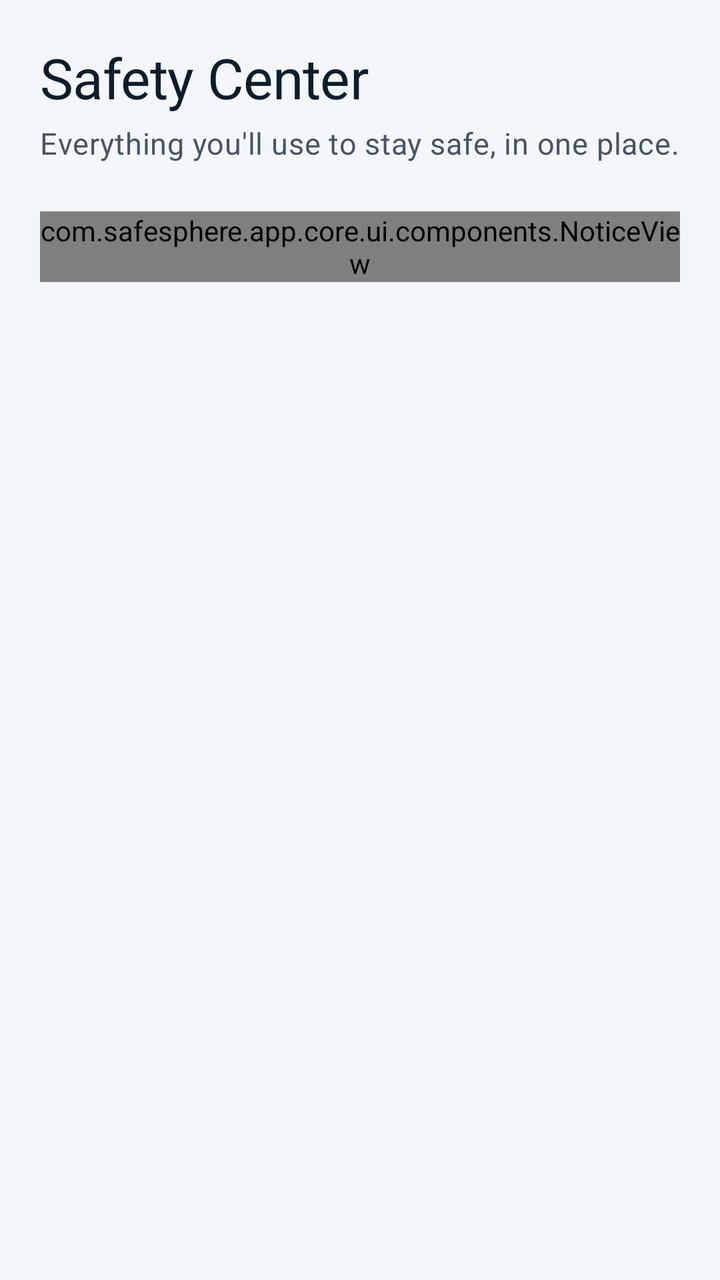
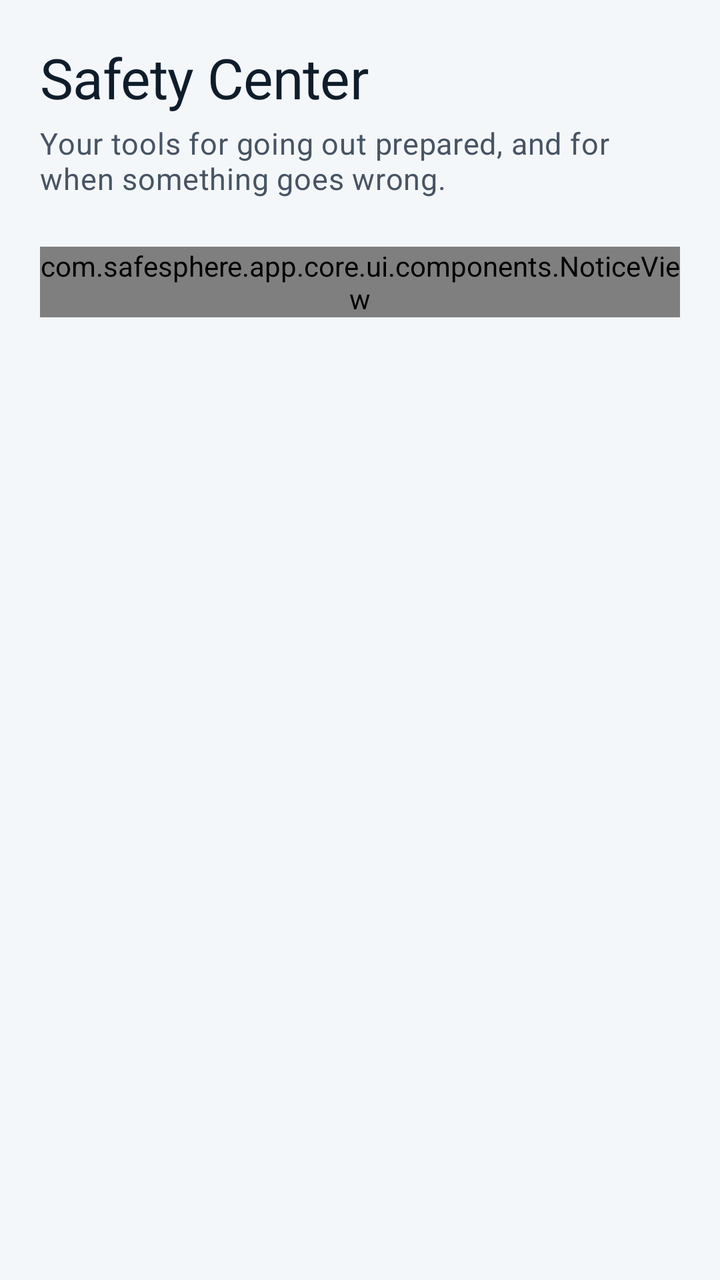

Screens rendered from an Android XML layout before and after an edit, with the pre-edit source and the edit as a unified diff.
<!-- AndroidManifest.xml: application theme Theme.SafeSphere -->
<!-- res/layout/fragment_safety.xml -->
<?xml version="1.0" encoding="utf-8"?>
<androidx.core.widget.NestedScrollView xmlns:android="http://schemas.android.com/apk/res/android"
    xmlns:app="http://schemas.android.com/apk/res-auto"
    android:layout_width="match_parent"
    android:layout_height="match_parent"
    android:fillViewport="true">

    <LinearLayout
        android:layout_width="match_parent"
        android:layout_height="wrap_content"
        android:orientation="vertical"
        android:padding="@dimen/screen_padding">

        <LinearLayout
            android:id="@+id/headerBlock"
            android:layout_width="match_parent"
            android:layout_height="wrap_content"
            android:orientation="vertical">

            <TextView
                android:layout_width="match_parent"
                android:layout_height="wrap_content"
                android:accessibilityHeading="true"
                android:text="@string/safety_center_title"
                android:textAppearance="@style/TextAppearance.SafeSphere.ScreenTitle" />

            <TextView
                android:layout_width="match_parent"
                android:layout_height="wrap_content"
                android:layout_marginTop="@dimen/space_xs"
                android:text="@string/safety_center_subtitle"
                android:textAppearance="@style/TextAppearance.SafeSphere.Body" />
        </LinearLayout>

        
        <com.safesphere.app.core.ui.components.NoticeView
            android:id="@+id/previewNotice"
            android:layout_width="match_parent"
            android:layout_height="wrap_content"
            android:layout_marginTop="@dimen/space_lg"
            app:noticeText="@string/safety_center_notice"
            app:noticeType="warning" />

        <androidx.recyclerview.widget.RecyclerView
            android:id="@+id/featureList"
            android:layout_width="match_parent"
            android:layout_height="wrap_content"
            android:layout_marginTop="@dimen/space_md"
            android:nestedScrollingEnabled="false"
            app:layoutManager="androidx.recyclerview.widget.LinearLayoutManager" />
    </LinearLayout>
</androidx.core.widget.NestedScrollView>
<!-- resources referenced by this layout -->
<resources>
  <dimen name="screen_padding">20dp</dimen>
  <dimen name="space_lg">24dp</dimen>
  <dimen name="space_md">16dp</dimen>
  <dimen name="space_xs">4dp</dimen>
  <string name="safety_center_notice">Your Safety Circle, a manual SOS session and Safe Walk check-ins are available. Your location is saved to your own records. Your Safety Circle is texted only if you switch on automatic SMS. SafeSphere never contacts emergency services: in an emergency, call 112 or your local emergency number.</string>
  <string name="safety_center_subtitle">Everything you\'ll use to stay safe, in one place.</string>
  <string name="safety_center_title">Safety Center</string>
  <style name="TextAppearance.SafeSphere.Body" parent="TextAppearance.Material3.BodyMedium">
          <item name="android:textSize">15sp</item>
          <item name="android:textColor">?attr/colorOnSurfaceVariant</item>
      </style>
  <style name="Theme.SafeSphere" parent="Base.Theme.SafeSphere" />
  <color name="ss_primary">#0E7C86</color>
  <color name="ss_on_primary">#FFFFFF</color>
  <color name="ss_primary_container">#CDEEEC</color>
  <color name="ss_on_primary_container">#00363B</color>
  <color name="ss_secondary">#3A5573</color>
  <color name="ss_on_secondary">#FFFFFF</color>
  <color name="ss_secondary_container">#E3E9F0</color>
  <color name="ss_on_secondary_container">#1B2B3D</color>
  <color name="ss_surface">#F4F7FA</color>
  <color name="ss_on_surface">#0F1D2B</color>
  <color name="ss_surface_variant">#E2E8EE</color>
  <color name="ss_on_surface_variant">#475463</color>
  <color name="ss_outline">#7A8794</color>
  <color name="ss_outline_variant">#D3DBE3</color>
  <color name="ss_surface_container_lowest">#FFFFFF</color>
  <color name="ss_surface_container_low">#FAFBFD</color>
  <color name="ss_surface_container">#EEF2F6</color>
  <color name="ss_surface_container_high">#E8EDF2</color>
  <color name="ss_surface_container_highest">#E1E7ED</color>
  <color name="ss_emergency">#C62828</color>
  <color name="ss_on_emergency">#FFFFFF</color>
  <color name="ss_emergency_container">#FBE3E3</color>
  <color name="ss_on_emergency_container">#5C0F0F</color>
  <color name="ss_safe">#187A4B</color>
  <color name="ss_safe_container">#D9F2E3</color>
  <color name="ss_on_safe_container">#0B3D24</color>
  <color name="ss_caution">#A35F00</color>
  <color name="ss_caution_container">#FFF0D1</color>
  <color name="ss_on_caution_container">#4A2C00</color>
  <color name="hero_background">#0B1B2E</color>
  <color name="hero_on">#F5F9FC</color>
  <color name="hero_on_variant">#B7C6D6</color>
  <color name="hero_accent">#3DD6C6</color>
  <dimen name="button_height">56dp</dimen>
  <style name="TextAppearance.SafeSphere.Button" parent="TextAppearance.Material3.LabelLarge">
          <item name="android:textSize">16sp</item>
          <item name="android:fontFamily">sans-serif-medium</item>
          <item name="android:letterSpacing">0</item>
      </style>
  <dimen name="radius_button">14dp</dimen>
  <dimen name="stroke_hairline">1dp</dimen>
  <dimen name="radius_card">20dp</dimen>
  <style name="TextAppearance.SafeSphere.Nav.Active" parent="TextAppearance.Material3.LabelMedium">
          <item name="android:textSize">12sp</item>
          <item name="android:fontFamily">sans-serif-medium</item>
      </style>
  <style name="TextAppearance.SafeSphere.Nav.Inactive" parent="TextAppearance.Material3.LabelMedium">
          <item name="android:textSize">12sp</item>
      </style>
  <style name="Widget.SafeSphere.BottomNavigation.ActiveIndicator" parent="Widget.Material3.BottomNavigationView.ActiveIndicator">
          <item name="android:color">?attr/colorPrimaryContainer</item>
          <item name="android:width">64dp</item>
          <item name="android:height">32dp</item>
      </style>
  <!-- unchanged entries left out for length: 7 -->
</resources>

<!-- the commit's change to res/layout/fragment_safety.xml (unified diff, before → after) -->
@@ -39,7 +39,7 @@
             android:layout_height="wrap_content"
             android:layout_marginTop="@dimen/space_lg"
             app:noticeText="@string/safety_center_notice"
-            app:noticeType="warning" />
+            app:noticeType="info" />
 
         <androidx.recyclerview.widget.RecyclerView
             android:id="@+id/featureList"
<!-- resource entries referenced after the edit -->
@@ -4,8 +4,8 @@
   <dimen name="space_lg">24dp</dimen>
   <dimen name="space_md">16dp</dimen>
   <dimen name="space_xs">4dp</dimen>
-  <string name="safety_center_notice">Your Safety Circle, a manual SOS session and Safe Walk check-ins are available. Your location is saved to your own records. Your Safety Circle is texted only if you switch on automatic SMS. SafeSphere never contacts emergency services: in an emergency, call 112 or your local emergency number.</string>
-  <string name="safety_center_subtitle">Everything you\'ll use to stay safe, in one place.</string>
+  <string name="safety_center_notice">SafeSphere never contacts emergency services: in an emergency, call 112 or your local emergency number. Your Safety Circle is texted from your phone only if you switch on automatic SMS. During SOS and Safe Walk your location is saved to your own records, and nobody else can look you up.</string>
+  <string name="safety_center_subtitle">Your tools for going out prepared, and for when something goes wrong.</string>
   <string name="safety_center_title">Safety Center</string>
   <style name="TextAppearance.SafeSphere.Body" parent="TextAppearance.Material3.BodyMedium">
           <item name="android:textSize">15sp</item>
